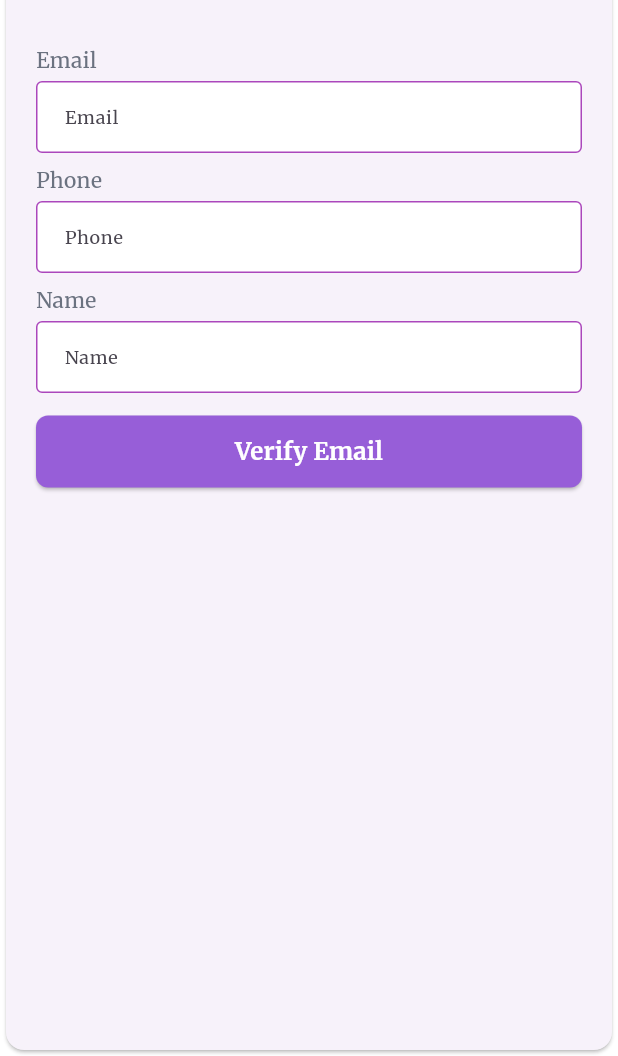
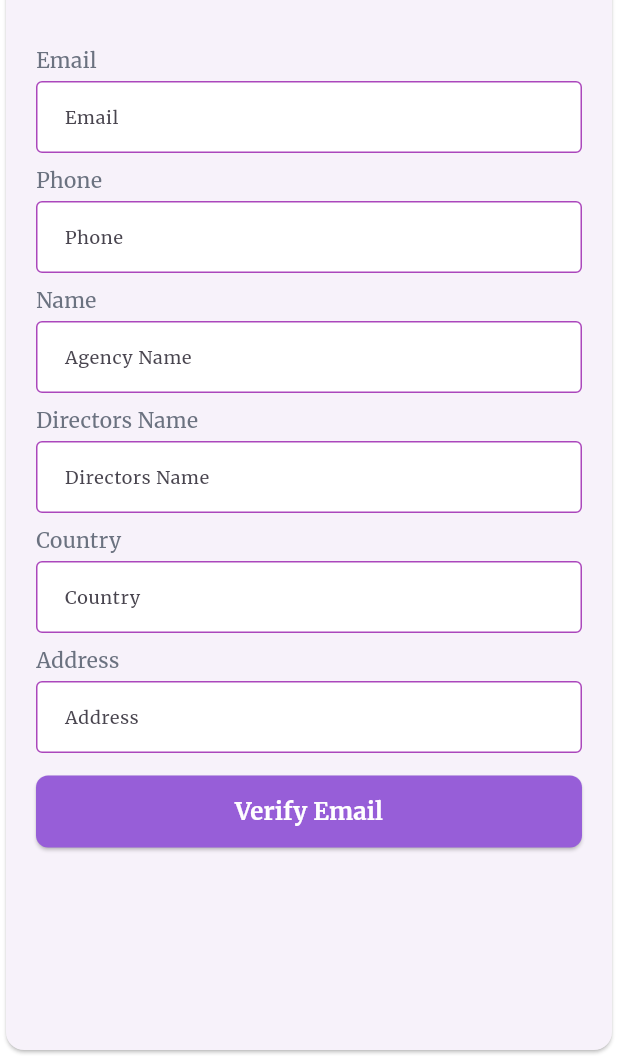
Before and after one commit to febinbaby879/agent, a Flutter app: the SignUPCard widget shown alone on an empty page, opened directly, on a phone screen of 412 x 824 dp, the part 180-1236 px from its top. Run offline on Flutter 3.47's test engine with Material 3 defaults, Android fonts, the phone set to English and light mode, and no system bars; our stand-ins replace dartz, dio, file_picker, get, go_router, pdf and 4 more; missing offline and left inert: dart:html, dart:ui_web, pdf_render, pdfx; accounts and stored records are empty.

Commit message:
some change

```diff
--- a/lib/application/controller/auth.dart
+++ b/lib/application/controller/auth.dart
@@ -8,6 +8,10 @@ class AuthController extends GetxController {
   final TextEditingController passwordController = TextEditingController();
   final TextEditingController emailSignupController = TextEditingController();
   final TextEditingController nameSignupController = TextEditingController();
+  final TextEditingController agencyNameSignupController = TextEditingController();
+  final TextEditingController directorsNameSignupController = TextEditingController();
+  final TextEditingController countrySignupController = TextEditingController();
+  final TextEditingController addressSignupController = TextEditingController();
   final TextEditingController phoneSignupController = TextEditingController();
   final TextEditingController otpSignupController = TextEditingController();
 
--- a/lib/application/presentation/screens/auth/widgets/sign_up_card.dart
+++ b/lib/application/presentation/screens/auth/widgets/sign_up_card.dart
@@ -88,8 +88,65 @@ class SignUPCard extends StatelessWidget {
               ),
               const SizedBox(height: 4),
               CustomTextField(
-                hintText: 'Name',
-                controller: controller.nameSignupController,
+                hintText: 'Agency Name',
+                controller: controller.agencyNameSignupController,
+                validate: Validate.notNull,
+                autovalidateMode: AutovalidateMode.onUserInteraction,
+              ),
+              const SizedBox(height: 8),
+              const Row(
+                children: [
+                  Text(
+                    'Directors Name',
+                    style: TextStyle(
+                      fontSize: 14,
+                      color: Color(0xFF6B7280),
+                    ),
+                  ),
+                ],
+              ),
+              const SizedBox(height: 4),
+              CustomTextField(
+                hintText: 'Directors Name',
+                controller: controller.directorsNameSignupController,
+                validate: Validate.notNull,
+                autovalidateMode: AutovalidateMode.onUserInteraction,
+              ),
+              const SizedBox(height: 8),
+              const Row(
+                children: [
+                  Text(
+                    'Country',
+                    style: TextStyle(
+                      fontSize: 14,
+                      color: Color(0xFF6B7280),
+                    ),
+                  ),
+                ],
+              ),
+              const SizedBox(height: 4),
+              CustomTextField(
+                hintText: 'Country',
+                controller: controller.countrySignupController,
+                validate: Validate.notNull,
+                autovalidateMode: AutovalidateMode.onUserInteraction,
+              ),
+              const SizedBox(height: 8),
+              const Row(
+                children: [
+                  Text(
+                    'Address',
+                    style: TextStyle(
+                      fontSize: 14,
+                      color: Color(0xFF6B7280),
+                    ),
+                  ),
+                ],
+              ),
+              const SizedBox(height: 4),
+              CustomTextField(
+                hintText: 'Address',
+                controller: controller.addressSignupController,
                 validate: Validate.notNull,
                 autovalidateMode: AutovalidateMode.onUserInteraction,
               ),
```
Also changed, not shown: flutter_01.png (added).
